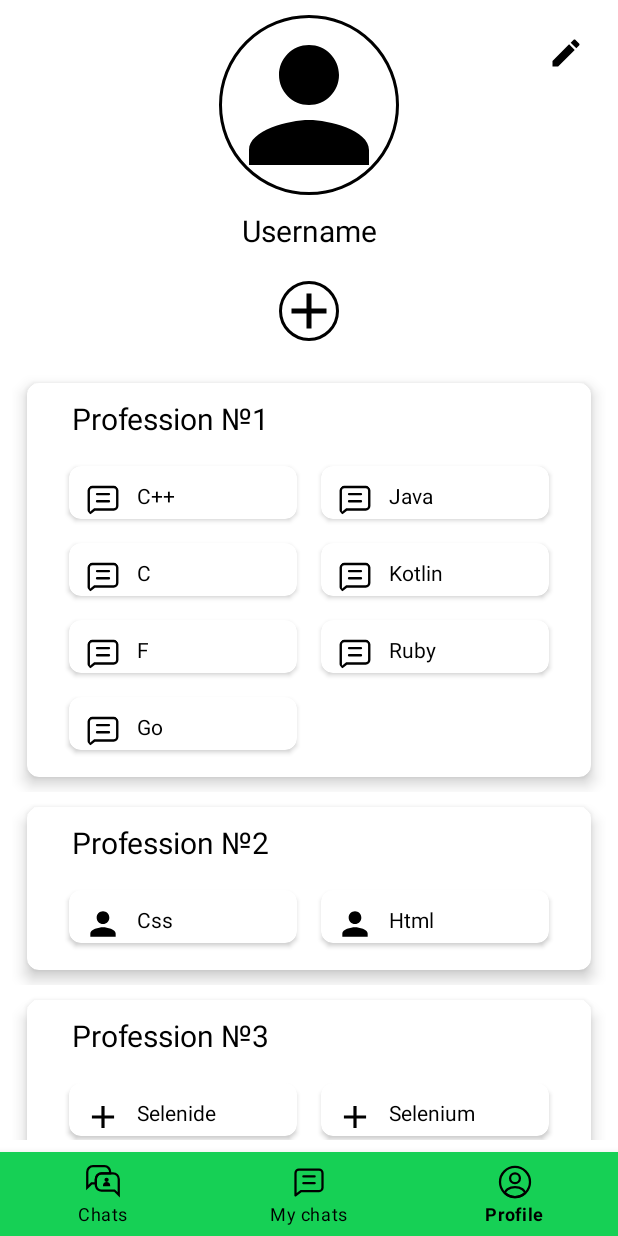
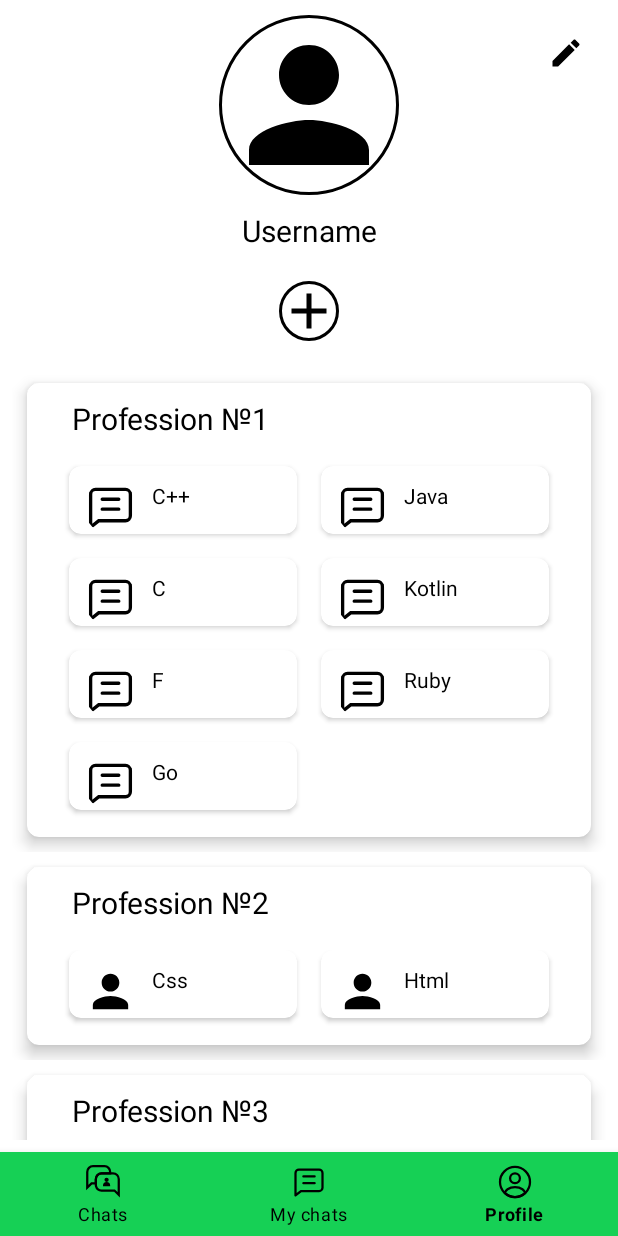
Before and after one commit to sold666/DevTalk, an Android app: the screen it shows after launch (MainActivity), item 3 of the bottom bar chosen, on a phone screen of 412 x 824 dp. Run offline under Robolectric (Android 15) with nearby library versions, the phone set to English and light mode, and no system bars; our stand-ins replace CircleImageView.

Commit message:
fixing personal chats and icon size in profile_chat

```diff
--- a/app/src/main/java/com/dev_talk/main/my_chats/PersonalChatsFragment.kt
+++ b/app/src/main/java/com/dev_talk/main/my_chats/PersonalChatsFragment.kt
@@ -36,6 +36,11 @@ class PersonalChatsFragment : Fragment() {
                     arguments?.getParcelableArrayList(DEFAULT_LIST_PROFESSIONS_KEY)!!
                 }
             setUpViewPager2(viewPager = chatsWithCategory, tabLayout = professions, data = data)
+            for ((index, currentProfession) in data.withIndex()) {
+                if (index < 3) {
+                    professions.getTabAt(index)?.text = currentProfession.profession
+                }
+            }
             professions.addOnTabSelectedListener(object : TabLayout.OnTabSelectedListener {
                 override fun onTabReselected(tab: TabLayout.Tab?) {}
                 override fun onTabUnselected(tab: TabLayout.Tab?) {}
--- a/app/src/main/res/layout/profile_chat_child_item.xml
+++ b/app/src/main/res/layout/profile_chat_child_item.xml
@@ -18,8 +18,8 @@
 
             <de.hdodenhof.circleimageview.CircleImageView
                 android:id="@+id/tag_image"
-                android:layout_width="25dp"
-                android:layout_height="25dp"
+                android:layout_width="35dp"
+                android:layout_height="35dp"
                 android:layout_marginStart="10dp"
                 android:layout_marginTop="10dp"
                 app:layout_constraintLeft_toLeftOf="parent"
```
